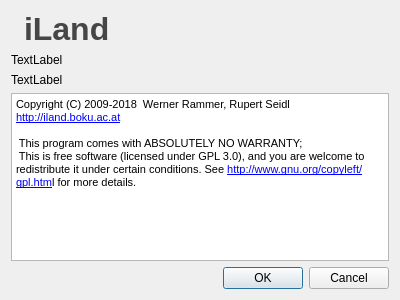
First picture: the form in src/iland/aboutdialog.ui, repository edfm-tum/iland-model, before the edit.
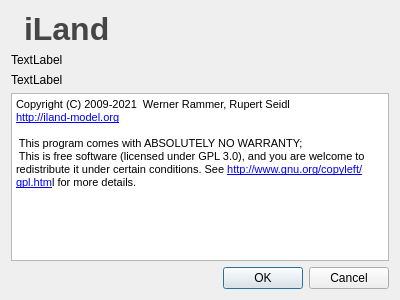
Second picture: the form after the edit. Icons and pictures are not drawn.

Commit message: changed all instances of "iland.boku.ac.at" to "iland-model.org". This affects many/most files.

The edit to the form file:
```diff
--- a/src/iland/aboutdialog.ui
+++ b/src/iland/aboutdialog.ui
@@ -111,8 +111,8 @@
 &lt;html&gt;&lt;head&gt;&lt;meta name=&quot;qrichtext&quot; content=&quot;1&quot; /&gt;&lt;style type=&quot;text/css&quot;&gt;
 p, li { white-space: pre-wrap; }
 &lt;/style&gt;&lt;/head&gt;&lt;body style=&quot; font-family:'MS Shell Dlg 2'; font-size:8.25pt; font-weight:400; font-style:normal;&quot;&gt;
-&lt;p style=&quot; margin-top:0px; margin-bottom:0px; margin-left:0px; margin-right:0px; -qt-block-indent:0; text-indent:0px;&quot;&gt;&lt;span style=&quot; font-size:8pt;&quot;&gt;Copyright (C) 2009-2018  Werner Rammer, Rupert Seidl&lt;/span&gt;&lt;/p&gt;
-&lt;p style=&quot; margin-top:0px; margin-bottom:0px; margin-left:0px; margin-right:0px; -qt-block-indent:0; text-indent:0px;&quot;&gt;&lt;a href=&quot;http://iland.boku.ac.at&quot;&gt;&lt;span style=&quot; font-size:8pt; text-decoration: underline; color:#0000ff;&quot;&gt;http://iland.boku.ac.at&lt;/span&gt;&lt;/a&gt;&lt;/p&gt;
+&lt;p style=&quot; margin-top:0px; margin-bottom:0px; margin-left:0px; margin-right:0px; -qt-block-indent:0; text-indent:0px;&quot;&gt;&lt;span style=&quot; font-size:8pt;&quot;&gt;Copyright (C) 2009-2021  Werner Rammer, Rupert Seidl&lt;/span&gt;&lt;/p&gt;
+&lt;p style=&quot; margin-top:0px; margin-bottom:0px; margin-left:0px; margin-right:0px; -qt-block-indent:0; text-indent:0px;&quot;&gt;&lt;a href=&quot;http://iland-model.org&quot;&gt;&lt;span style=&quot; font-size:8pt; text-decoration: underline; color:#0000ff;&quot;&gt;http://iland-model.org&lt;/span&gt;&lt;/a&gt;&lt;/p&gt;
 &lt;p style=&quot;-qt-paragraph-type:empty; margin-top:0px; margin-bottom:0px; margin-left:0px; margin-right:0px; -qt-block-indent:0; text-indent:0px; font-size:8pt;&quot;&gt;&lt;br /&gt;&lt;/p&gt;
 &lt;p style=&quot; margin-top:0px; margin-bottom:0px; margin-left:0px; margin-right:0px; -qt-block-indent:0; text-indent:0px;&quot;&gt;&lt;span style=&quot; font-size:8pt;&quot;&gt; This program comes with ABSOLUTELY NO WARRANTY; &lt;/span&gt;&lt;/p&gt;
 &lt;p style=&quot; margin-top:0px; margin-bottom:0px; margin-left:0px; margin-right:0px; -qt-block-indent:0; text-indent:0px;&quot;&gt;&lt;span style=&quot; font-size:8pt;&quot;&gt; This is free software (licensed under GPL 3.0), and you are welcome to redistribute it under certain conditions. See &lt;/span&gt;&lt;a href=&quot;http://www.gnu.org/copyleft/gpl.htm&quot;&gt;&lt;span style=&quot; font-size:8pt; text-decoration: underline; color:#0000ff;&quot;&gt;http://www.gnu.org/copyleft/gpl.htm&lt;/span&gt;&lt;/a&gt;&lt;span style=&quot; font-size:8pt;&quot;&gt;l for more details.&lt;/span&gt;&lt;/p&gt;&lt;/body&gt;&lt;/html&gt;</string>
```
The commit also changes 267 other files.
